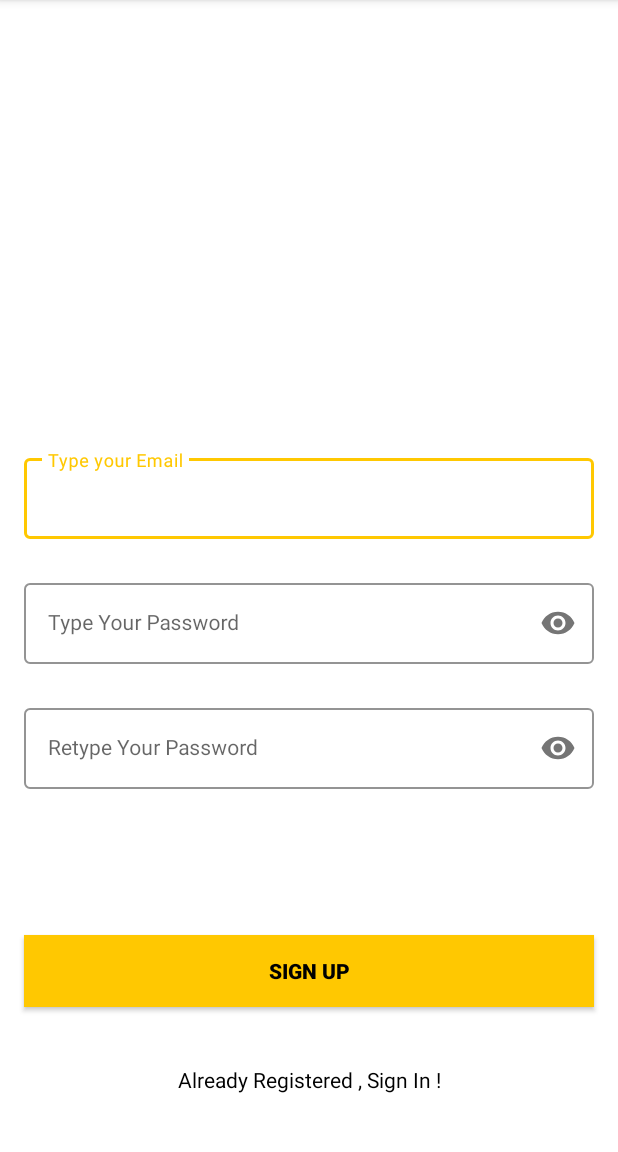
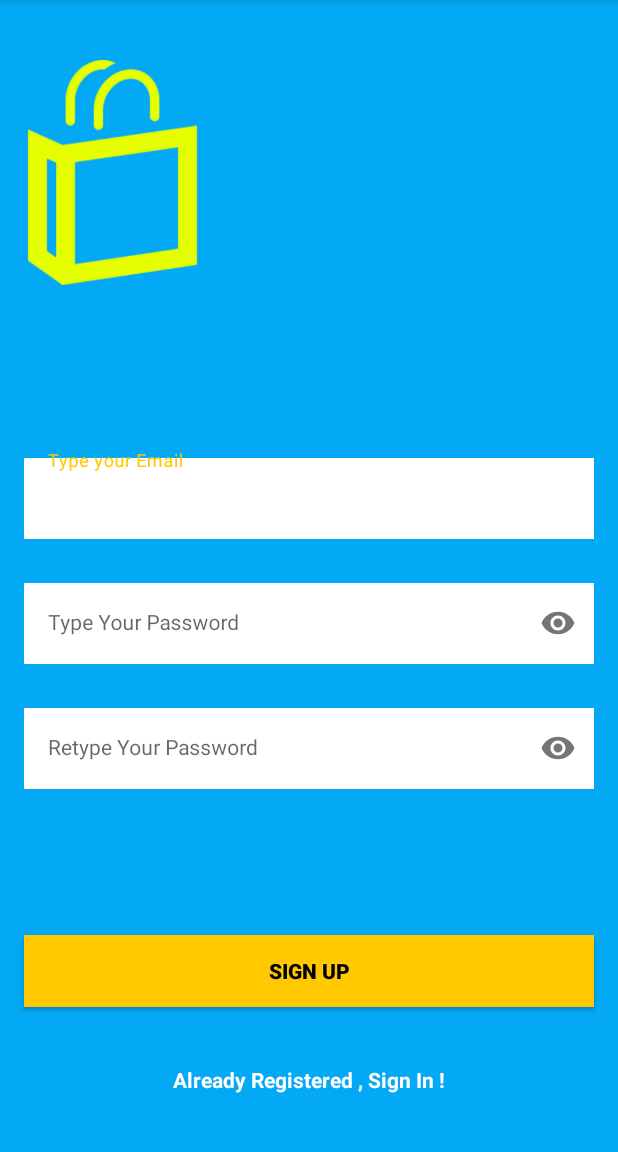
Before and after one commit to codeitamarjr/Y2S4MobileAppProject-OnlineShoppingApp, an Android app: the SignUpActivity screen opened directly, with no data from a screen before it, on a phone screen of 412 x 824 dp, the part 84-1236 px from its top. Run offline under Robolectric (Android 15) with nearby library versions, the phone set to English and light mode, and no system bars; our stand-ins replace Firebase (no records; nobody signed in at launch, a user with empty details on screens opened directly).

Commit message:
Background and icon added.

```diff
--- a/app/src/main/res/layout/activity_sign_up.xml
+++ b/app/src/main/res/layout/activity_sign_up.xml
@@ -4,7 +4,8 @@
     xmlns:tools="http://schemas.android.com/tools"
     android:layout_width="match_parent"
     android:layout_height="match_parent"
-    tools:context=".SignUpActivity">
+    tools:context=".SignUpActivity"
+    android:background="#03A9F4">
 
 
     <com.google.android.material.textfield.TextInputLayout
@@ -27,7 +28,8 @@
             android:layout_width="match_parent"
             android:layout_height="wrap_content"
             android:hint="Type your Email"
-            android:inputType="textEmailAddress" />
+            android:inputType="textEmailAddress"
+            android:background="@color/white"/>
     </com.google.android.material.textfield.TextInputLayout>
 
     <com.google.android.material.textfield.TextInputLayout
@@ -51,7 +53,8 @@
             android:layout_width="match_parent"
             android:layout_height="wrap_content"
             android:hint="Type Your Password"
-            android:inputType="textPassword" />
+            android:inputType="textPassword"
+            android:background="@color/white"/>
     </com.google.android.material.textfield.TextInputLayout>
 
     <com.google.android.material.textfield.TextInputLayout
@@ -75,7 +78,8 @@
             android:layout_width="match_parent"
             android:layout_height="wrap_content"
             android:hint="Retype Your Password"
-            android:inputType="textPassword" />
+            android:inputType="textPassword"
+            android:background="@color/white"/>
     </com.google.android.material.textfield.TextInputLayout>
 
     <androidx.appcompat.widget.AppCompatButton
@@ -96,11 +100,22 @@
         android:id="@+id/textView"
         android:layout_width="wrap_content"
         android:layout_height="wrap_content"
-        android:textColor="@color/black"
+        android:textColor="@color/white"
+        android:textStyle="bold"
         android:text="Already Registered , Sign In !"
         app:layout_constraintBottom_toBottomOf="parent"
         app:layout_constraintEnd_toEndOf="parent"
         app:layout_constraintHorizontal_bias="0.5"
         app:layout_constraintStart_toStartOf="parent"
         app:layout_constraintTop_toBottomOf="@+id/button" />
+
+    <ImageView
+        android:id="@+id/imageView"
+        android:layout_width="150dp"
+        android:layout_height="150dp"
+        android:layout_marginTop="40dp"
+        app:layout_constraintTop_toTopOf="parent"
+        app:srcCompat="@drawable/carticon"
+        tools:ignore="MissingConstraints"
+        tools:layout_editor_absoluteX="130dp" />
 </androidx.constraintlayout.widget.ConstraintLayout>
```
Also changed, not shown: app/src/main/res/layout/activity_sign_in.xml (+18 -2 lines), app/src/main/res/drawable/carticon.png (added).
